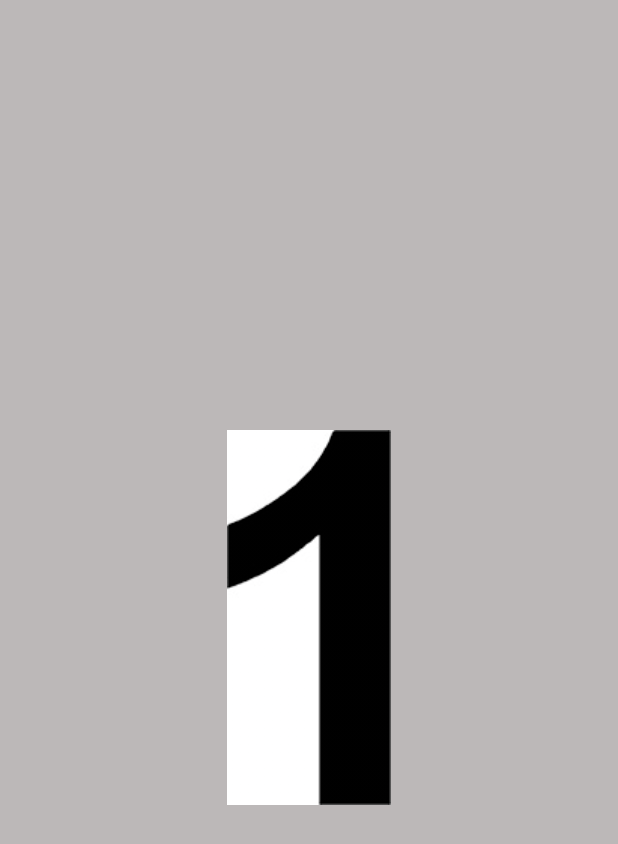
After one commit to MilapNaik/MentalMathWorkout, an Android app: the EasyCountDown screen opened directly, with no data from a screen before it, on a phone screen of 412 x 824 dp. The commit adds this screen. Shown: the top 844 px of the screen. Run offline under Robolectric (Android 15) with nearby library versions, the phone set to English and light mode, and no system bars.

Commit message:
Added new activity to begin tests

```diff
--- a/app/src/main/AndroidManifest.xml
+++ b/app/src/main/AndroidManifest.xml
@@ -39,6 +39,15 @@
         </activity>
 
         <activity
+            android:name=".EasyCountDown"
+            android:parentActivityName=".MainActivity"
+            android:theme="@style/AppTheme.NoActionBar">
+            <meta-data
+                android:name="android.support.PARENT_ACTIVITY"
+                android:value="com.milapnaik.mentalmathworkout.MainActivity" />
+        </activity>
+
+        <activity
             android:name=".MathTest"
             android:parentActivityName=".MainActivity"
             android:theme="@style/AppTheme.NoActionBar">
--- /dev/null
+++ b/app/src/main/java/com/milapnaik/mentalmathworkout/EasyCountDown.java
@@ -0,0 +1,84 @@
+package com.milapnaik.mentalmathworkout;
+
+import android.content.Intent;
+import android.os.Bundle;
+import android.support.v7.app.AppCompatActivity;
+import android.view.animation.Animation;
+import android.view.animation.AnimationUtils;
+import android.widget.ImageView;
+import android.view.animation.AlphaAnimation;
+import android.view.animation.DecelerateInterpolator;
+import android.view.animation.AccelerateInterpolator;
+import android.view.animation.AnimationSet;
+
+/**
+ * Created by MilapNaik on 5/2/16.
+ */
+public class EasyCountDown extends AppCompatActivity{
+
+    @Override
+    protected void onCreate(Bundle savedInstanceState) {
+        super.onCreate(savedInstanceState);
+        setContentView(R.layout.activity_ecd);
+        final ImageView one = (ImageView) findViewById(R.id.imageone);
+        ImageView two = (ImageView) findViewById(R.id.imagetwo);
+        ImageView three = (ImageView) findViewById(R.id.imagethree);
+        final Animation fadeout = AnimationUtils.loadAnimation(getBaseContext(), R.anim.abc_fade_out);
+        final Animation fadein = AnimationUtils.loadAnimation(getBaseContext(), R.anim.abc_fade_in);
+
+        Animation fadeIn = new AlphaAnimation(0, 1);
+        fadeIn.setInterpolator(new DecelerateInterpolator()); //add this
+        fadeIn.setDuration(1000);
+
+        Animation fadeOut = new AlphaAnimation(1, 0);
+        fadeOut.setInterpolator(new AccelerateInterpolator()); //and this
+        fadeOut.setStartOffset(1000);
+        fadeOut.setDuration(1000);
+
+        AnimationSet animation = new AnimationSet(false); //change to false
+        animation.addAnimation(fadeIn);
+        animation.addAnimation(fadeOut);
+        three.setAnimation(animation);
+
+        /*Animate number two*/
+        Animation fadeIn2 = new AlphaAnimation(0, 1);
+        fadeIn2.setInterpolator(new DecelerateInterpolator()); //add this
+        fadeIn2.setStartOffset(3000);
+        fadeIn2.setDuration(1000);
+
+        Animation fadeOut2 = new AlphaAnimation(1, 0);
+        fadeOut2.setInterpolator(new AccelerateInterpolator()); //and this
+        fadeOut2.setStartOffset(1000);
+        fadeOut2.setDuration(1000);
+
+        AnimationSet animation2 = new AnimationSet(false); //change to false
+        animation2.addAnimation(fadeIn);
+        animation2.addAnimation(fadeOut);
+        two.setAnimation(animation);
+        //one.setAnimation(animation);
+
+        Thread timerThread = new Thread() {
+            public void run() {
+                try {
+                    sleep(3000);
+                } catch (InterruptedException e) {
+                    e.printStackTrace();
+                } finally {
+                    Intent intent = new Intent(EasyCountDown.this, MathTest.class);
+                    startActivity(intent);
+                }
+            }
+        };
+        timerThread.start();
+
+    }
+
+
+    @Override
+    protected void onPause() {
+        super.onPause();
+        finish();
+    }
+
+
+}
--- a/app/src/main/java/com/milapnaik/mentalmathworkout/MainActivity.java
+++ b/app/src/main/java/com/milapnaik/mentalmathworkout/MainActivity.java
@@ -60,7 +60,7 @@ public class MainActivity extends AppCompatActivity {
 
     /** Called when the user clicks the Math Test button */
     public void MathTest(View view) {
-        Intent intent = new Intent(this, MathTest.class);
+        Intent intent = new Intent(this, EasyCountDown.class);
         startActivity(intent);
     }
 }
--- a/app/src/main/java/com/milapnaik/mentalmathworkout/MathTest.java
+++ b/app/src/main/java/com/milapnaik/mentalmathworkout/MathTest.java
@@ -4,7 +4,10 @@ import android.content.Intent;
 import android.os.Bundle;
 import android.support.v7.app.AppCompatActivity;
 import android.view.View;
+import android.view.animation.Animation;
+import android.view.animation.AnimationUtils;
 import android.widget.EditText;
+import android.widget.ImageView;
 import android.widget.RelativeLayout;
 import android.widget.TextView;
 import android.graphics.Color;
@@ -221,7 +224,7 @@ public class MathTest extends AppCompatActivity {
                     String sectime = Integer.toString(seconds);
                     String milsectime = Integer.toString(millis);
                     String time = sectime + "." + milsectime;
-                    mathProblem.setText(time);
+                    mathProblem.setText(time + " seconds");
                     Intent intent = new Intent(MathTest.this, FinishTest.class);
                     String count = Integer.toString(correctcount);
                     intent.putExtra(NUM_CORRECT, count);
--- /dev/null
+++ b/app/src/main/res/layout/activity_ecd.xml
@@ -0,0 +1,38 @@
+<?xml version="1.0" encoding="utf-8"?>
+<RelativeLayout xmlns:android="http://schemas.android.com/apk/res/android"
+    xmlns:tools="http://schemas.android.com/tools"
+    android:layout_width="match_parent" android:layout_height="match_parent"
+    tools:context=".EasyCountDown"
+    android:background="#bcb8b8">
+
+    <ImageView
+        android:layout_width="wrap_content"
+        android:layout_height="wrap_content"
+        android:id="@+id/imageone"
+        android:src="@drawable/one"
+        android:background="#bcb8b8"
+        android:layout_alignTop="@+id/imagetwo"
+        android:layout_centerHorizontal="true" />
+
+    <ImageView
+        android:layout_width="wrap_content"
+        android:layout_height="wrap_content"
+        android:id="@+id/imagetwo"
+        android:src="@drawable/two"
+        android:background="#bcb8b8"
+        android:layout_centerVertical="true"
+        android:layout_centerHorizontal="true" />
+
+
+    <ImageView
+        android:layout_width="wrap_content"
+        android:layout_height="wrap_content"
+        android:id="@+id/imagethree"
+        android:src="@drawable/three"
+        android:background="#bcb8b8"
+        android:layout_alignTop="@+id/imageone"
+        android:layout_alignRight="@+id/imagetwo"
+        android:layout_alignEnd="@+id/imagetwo" />
+
+
+</RelativeLayout>
--- a/app/src/main/res/layout/activity_mathtest.xml
+++ b/app/src/main/res/layout/activity_mathtest.xml
@@ -22,7 +22,8 @@
             android:background="?attr/colorPrimary"
             app:popupTheme="@style/AppTheme.PopupOverlay" />
 
-    </android.support.design.widget.AppBarLayout>-->/>
+    </android.support.design.widget.AppBarLayout>/>-->
+
 
     <TextView
         android:layout_width="wrap_content"
--- a/app/src/main/res/layout/activity_splash.xml
+++ b/app/src/main/res/layout/activity_splash.xml
@@ -5,7 +5,6 @@
     android:layout_width="match_parent"
     android:layout_height="match_parent"
     android:fitsSystemWindows="true"
-    android:theme="@android:style/Theme.Holo.NoActionBar.Fullscreen"
     tools:context="com.milapnaik.mentalmathworkout.Splash">
 
     <ImageView
```
Also changed, not shown: app/src/main/res/drawable/one.jpg (added), app/src/main/res/drawable/three.jpg (added), app/src/main/res/drawable/two.jpg (added).
